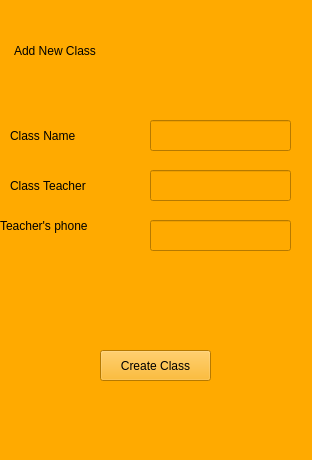
Before: the Qt Designer form addClass.ui in garantor/TimeTable_generator, drawn with Qt 5.
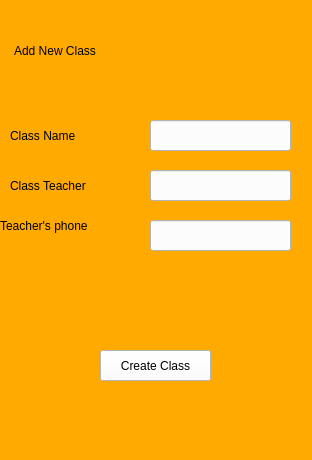
After: the same form once the commit is applied.

The edit to the form file:
```diff
--- a/addClass.ui
+++ b/addClass.ui
@@ -27,6 +27,10 @@
      <height>31</height>
     </rect>
    </property>
+   <property name="styleSheet">
+    <string notr="true">background-color: rgb(252, 252, 252);
+color: rgb(0, 0, 0);</string>
+   </property>
    <property name="text">
     <string>Create Class</string>
    </property>
@@ -88,6 +92,10 @@
      <height>31</height>
     </rect>
    </property>
+   <property name="styleSheet">
+    <string notr="true">background-color: rgb(252, 252, 252);
+color: rgb(0, 0, 0);</string>
+   </property>
   </widget>
   <widget class="QLineEdit" name="lineEdit_2">
    <property name="geometry">
@@ -98,6 +106,10 @@
      <height>31</height>
     </rect>
    </property>
+   <property name="styleSheet">
+    <string notr="true">background-color: rgb(252, 252, 252);
+color: rgb(0, 0, 0);</string>
+   </property>
   </widget>
   <widget class="QLineEdit" name="lineEdit_3">
    <property name="geometry">
@@ -108,6 +120,10 @@
      <height>31</height>
     </rect>
    </property>
+   <property name="styleSheet">
+    <string notr="true">background-color: rgb(252, 252, 252);
+color: rgb(0, 0, 0);</string>
+   </property>
   </widget>
   <widget class="QLabel" name="label">
    <property name="geometry">
```
